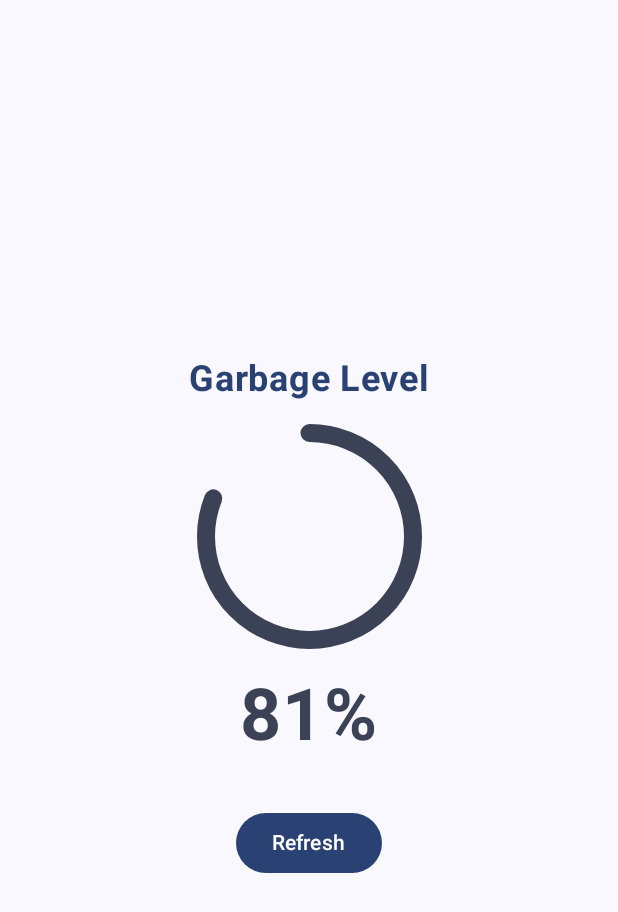
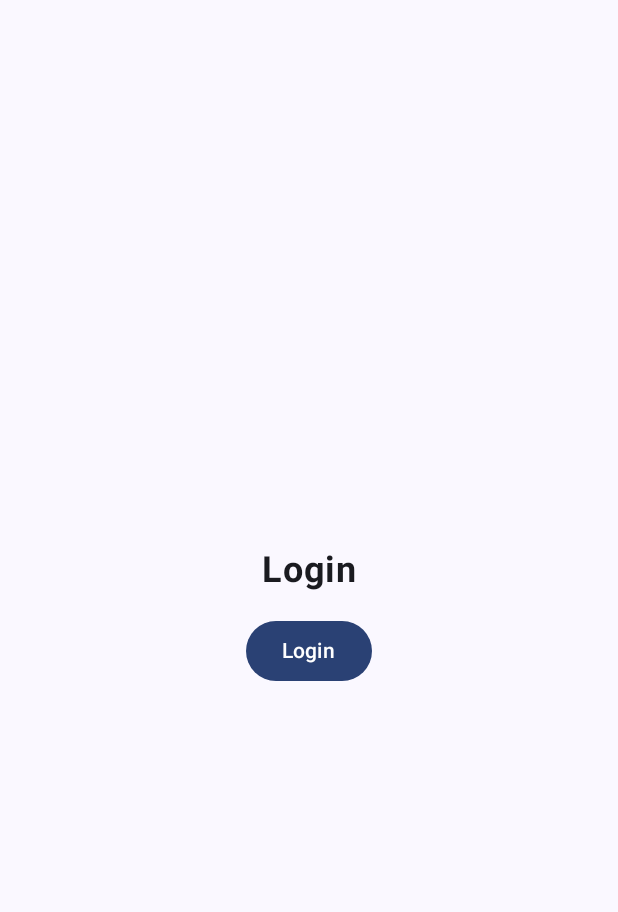
Before and after one commit to bsc-inf-10-19/WASTEMANAGEMENT-SYSTEM, an Android app built with Jetpack Compose: the screen it shows after launch (MainActivity), on a phone screen of 412 x 824 dp. Shown: the top 912 px of the screen. Run offline under Robolectric (Android 15) with nearby library versions, the phone set to English and light mode, and no system bars.

Commit message:
integrated with thingspeak and added splash screen

```diff
--- a/app/build.gradle.kts
+++ b/app/build.gradle.kts
@@ -50,7 +50,6 @@ android {
 }
 
 dependencies {
-
     implementation(libs.androidx.core.ktx)
     implementation(libs.androidx.lifecycle.runtime.ktx)
     implementation(libs.androidx.activity.compose)
@@ -58,6 +57,7 @@ dependencies {
     implementation(libs.androidx.ui)
     implementation(libs.androidx.ui.graphics)
     implementation(libs.androidx.ui.tooling.preview)
+    implementation("androidx.navigation:navigation-compose:2.4.0-alpha10") // Fixed dependency for navigation-compose
     implementation(libs.androidx.material3)
     testImplementation(libs.junit)
     androidTestImplementation(libs.androidx.junit)
@@ -66,4 +66,5 @@ dependencies {
     androidTestImplementation(libs.androidx.ui.test.junit4)
     debugImplementation(libs.androidx.ui.tooling)
     debugImplementation(libs.androidx.ui.test.manifest)
+
 }
--- a/app/src/main/AndroidManifest.xml
+++ b/app/src/main/AndroidManifest.xml
@@ -1,6 +1,10 @@
 <?xml version="1.0" encoding="utf-8"?>
 <manifest xmlns:android="http://schemas.android.com/apk/res/android"
     xmlns:tools="http://schemas.android.com/tools" >
+    <uses-permission android:name="android.permission.INTERNET"/>
+
+    <uses-permission android:name="android.permission.POST_NOTIFICATIONS"/>
+
 
     <application
         android:allowBackup="true"
--- a/app/src/main/java/com/example/myapplicationwmsystem/MainActivity.kt
+++ b/app/src/main/java/com/example/myapplicationwmsystem/MainActivity.kt
@@ -1,13 +1,16 @@
 // file: MainActivity.kt
 package com.example.myapplicationwmsystem
 
+import android.Manifest
 import android.app.NotificationChannel
 import android.app.NotificationManager
 import android.content.Context
+import android.content.pm.PackageManager
 import android.os.Build
 import android.os.Bundle
 import androidx.activity.ComponentActivity
 import androidx.activity.compose.setContent
+import androidx.compose.foundation.background
 import androidx.compose.foundation.layout.*
 import androidx.compose.material3.*
 import androidx.compose.runtime.*
@@ -18,20 +21,30 @@ import androidx.compose.ui.text.font.FontWeight
 import androidx.compose.ui.unit.dp
 import androidx.compose.ui.unit.sp
 import androidx.compose.ui.tooling.preview.Preview
+import androidx.core.app.ActivityCompat
 import androidx.core.app.NotificationCompat
 import androidx.core.app.NotificationManagerCompat
+import androidx.navigation.NavHostController
+import androidx.navigation.compose.*
 import com.example.myapplicationwmsystem.ui.theme.MyApplicationWMsystemTheme
+import kotlinx.coroutines.Dispatchers
 import kotlinx.coroutines.delay
-import kotlin.random.Random
+import kotlinx.coroutines.launch
+import kotlinx.coroutines.withContext
+import org.json.JSONObject
+import java.net.HttpURLConnection
+import java.net.URL
 
 class MainActivity : ComponentActivity() {
+
     override fun onCreate(savedInstanceState: Bundle?) {
         super.onCreate(savedInstanceState)
         createNotificationChannel()
+        requestNotificationPermission()
         setContent {
             MyApplicationWMsystemTheme {
                 Surface(modifier = Modifier.fillMaxSize(), color = MaterialTheme.colorScheme.background) {
-                    GarbageLevelScreen()
+                    AppNavigation()
                 }
             }
         }
@@ -41,7 +54,7 @@ class MainActivity : ComponentActivity() {
         if (Build.VERSION.SDK_INT >= Build.VERSION_CODES.O) {
             val name = "Garbage Level Alert"
             val descriptionText = "Notifications for garbage level"
-            val importance = NotificationManager.IMPORTANCE_DEFAULT
+            val importance = NotificationManager.IMPORTANCE_HIGH
             val channel = NotificationChannel("GARBAGE_ALERT_CHANNEL", name, importance).apply {
                 description = descriptionText
             }
@@ -50,21 +63,99 @@ class MainActivity : ComponentActivity() {
             notificationManager.createNotificationChannel(channel)
         }
     }
+
+    private fun requestNotificationPermission() {
+        if (Build.VERSION.SDK_INT >= Build.VERSION_CODES.TIRAMISU) {
+            if (ActivityCompat.checkSelfPermission(this, Manifest.permission.POST_NOTIFICATIONS) != PackageManager.PERMISSION_GRANTED) {
+                ActivityCompat.requestPermissions(
+                    this,
+                    arrayOf(Manifest.permission.POST_NOTIFICATIONS),
+                    0
+                )
+            }
+        }
+    }
+}
+
+@Composable
+fun AppNavigation() {
+    val navController = rememberNavController()
+    NavHost(navController, startDestination = "splash_screen") {
+        composable("splash_screen") {
+            SplashScreen(onTimeout = { navController.navigate("login_screen") })
+        }
+        composable("login_screen") {
+            LoginScreen(onLoginSuccess = { navController.navigate("garbage_level_screen") })
+        }
+        composable("garbage_level_screen") {
+            GarbageLevelScreen()
+        }
+    }
+}
+
+@Composable
+fun SplashScreen(onTimeout: () -> Unit) {
+    LaunchedEffect(Unit) {
+        delay(2000) // Display splash screen for 2 seconds
+        onTimeout()
+    }
+
+    Box(
+        contentAlignment = Alignment.Center,
+        modifier = Modifier
+            .fillMaxSize()
+            .background(MaterialTheme.colorScheme.primary)
+    ) {
+        Text(
+            text = "Smart Waste Management",
+            fontSize = 24.sp,
+            fontWeight = FontWeight.Bold,
+            color = MaterialTheme.colorScheme.onPrimary
+        )
+    }
+}
+
+@Composable
+fun LoginScreen(onLoginSuccess: () -> Unit) {
+    // Simulate a login process
+    Box(
+        contentAlignment = Alignment.Center,
+        modifier = Modifier.fillMaxSize()
+    ) {
+        Column(
+            horizontalAlignment = Alignment.CenterHorizontally
+        ) {
+            Text(text = "Login", fontSize = 24.sp, fontWeight = FontWeight.Bold)
+            Spacer(modifier = Modifier.height(16.dp))
+            Button(onClick = { onLoginSuccess() }) {
+                Text(text = "Login")
+            }
+        }
+    }
 }
 
 @Composable
 fun GarbageLevelScreen() {
     var garbageLevel by remember { mutableStateOf(0) }
     val context = LocalContext.current
+    val coroutineScope = rememberCoroutineScope()
 
     LaunchedEffect(Unit) {
         while (true) {
-            garbageLevel = Random.nextInt(0, 101) // Simulate sensor data
-            if (garbageLevel > 75) {
-                showNotification(context, garbageLevel)
+            coroutineScope.launch {
+                garbageLevel = fetchGarbageLevelFromThingSpeak()
+                if (garbageLevel > 70) {
+                    showNotification(context, garbageLevel)
+                }
             }
             delay(3000) // Update every 3 seconds
         }
+    }
+
+    val progressBarColor = if (garbageLevel > 80) {
+        androidx.compose.ui.graphics.Color.Red
+    } else {
+        MaterialTheme.colorScheme.secondary
     }
 
     Column(
@@ -84,7 +175,7 @@ fun GarbageLevelScreen() {
         CircularProgressIndicator(
             progress = garbageLevel / 100f,
             modifier = Modifier.size(150.dp),
-            color = MaterialTheme.colorScheme.secondary,
+            color = progressBarColor,
             strokeWidth = 12.dp
         )
         Spacer(modifier = Modifier.height(16.dp))
@@ -94,10 +185,32 @@ fun GarbageLevelScreen() {
             fontWeight = FontWeight.Bold,
             color = MaterialTheme.colorScheme.secondary
         )
-        Spacer(modifier = Modifier.height(32.dp))
-        Button(onClick = { garbageLevel = Random.nextInt(0, 101) }) {
-            Text("Refresh")
+    }
+}
+
+private suspend fun fetchGarbageLevelFromThingSpeak(): Int {
+    return withContext(Dispatchers.IO) {
+        try {
+            val apiKey = "H8M68IKI5A3QYVET"
+            val channelId = "2595920"
+            val url = URL("https://api.thingspeak.com/channels/$channelId/fields/1.json?api_key=$apiKey&results=1")
+
+            with(url.openConnection() as HttpURLConnection) {
+                requestMethod = "GET"
+                inputStream.bufferedReader().use {
+                    val response = it.readText()
+                    val json = JSONObject(response)
+                    val feeds = json.getJSONArray("feeds")
+                    if (feeds.length() > 0) {
+                        val lastEntry = feeds.getJSONObject(0)
+                        return@withContext lastEntry.getInt("field1")
+                    }
+                }
+            }
+        } catch (e: Exception) {
+            e.printStackTrace()
         }
+        return@withContext 0
     }
 }
 
@@ -105,11 +218,28 @@ private fun showNotification(context: Context, garbageLevel: Int) {
     val builder = NotificationCompat.Builder(context, "GARBAGE_ALERT_CHANNEL")
         .setSmallIcon(android.R.drawable.ic_dialog_alert)
         .setContentTitle("Garbage Level Alert")
-        .setContentText("Garbage level is at $garbageLevel%")
-        .setPriority(NotificationCompat.PRIORITY_DEFAULT)
+        .setContentText("Garbage level is at $garbageLevel% full. Please consider emptying it soon.")
+        .setPriority(NotificationCompat.PRIORITY_HIGH)
+        .setDefaults(NotificationCompat.DEFAULT_ALL) // Ensure the notification pops up
 
     with(NotificationManagerCompat.from(context)) {
         notify(1, builder.build())
+    }
+}
+
+@Preview(showBackground = true)
+@Composable
+fun SplashScreenPreview() {
+    MyApplicationWMsystemTheme {
+        SplashScreen(onTimeout = {})
+    }
+}
+
+@Preview(showBackground = true)
+@Composable
+fun LoginScreenPreview() {
+    MyApplicationWMsystemTheme {
+        LoginScreen(onLoginSuccess = {})
     }
 }
 
```
Also changed, not shown: 1 other file.
